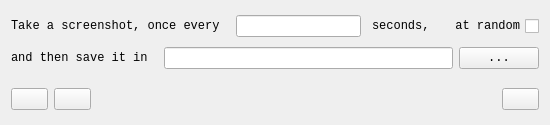
First picture: the form in mainwindow.ui, repository Abijeet/screen-cap, before the edit.
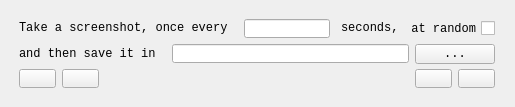
Second picture: the form after the edit. Icons and pictures are not drawn.

Commit message: Added an about Qt dialog. Fixed a few issues and enabled system tray triggers.

The edit to the form file:
```diff
--- a/mainwindow.ui
+++ b/mainwindow.ui
@@ -9,8 +9,8 @@
    <rect>
     <x>0</x>
     <y>0</y>
-    <width>550</width>
-    <height>125</height>
+    <width>515</width>
+    <height>107</height>
    </rect>
   </property>
   <property name="sizePolicy">
@@ -21,14 +21,14 @@
   </property>
   <property name="minimumSize">
    <size>
-    <width>550</width>
-    <height>125</height>
+    <width>515</width>
+    <height>107</height>
    </size>
   </property>
   <property name="maximumSize">
    <size>
-    <width>550</width>
-    <height>125</height>
+    <width>540</width>
+    <height>107</height>
    </size>
   </property>
   <property name="font">
@@ -59,6 +59,15 @@
      <height>0</height>
     </size>
    </property>
+   <widget class="QWidget" name="">
+    <property name="geometry">
+     <rect>
+      <x>8</x>
+      <y>8</y>
+      <width>498</width>
+      <height>91</height>
+     </rect>
+    </property>
    <layout class="QVBoxLayout" name="verticalLayout">
     <item>
      <layout class="QHBoxLayout" name="hLayout_1">
@@ -224,10 +233,7 @@
      </layout>
     </item>
     <item>
-     <layout class="QHBoxLayout" name="hLayout_3">
-      <property name="topMargin">
-       <number>9</number>
-      </property>
+      <layout class="QHBoxLayout" name="horizontalLayout">
       <item>
        <widget class="QPushButton" name="btnStartCapture">
         <property name="toolTip">
@@ -304,9 +310,30 @@
         </property>
        </widget>
       </item>
+       <item>
+        <widget class="QPushButton" name="btnAbout">
+         <property name="toolTip">
+          <string>More Options...</string>
+         </property>
+         <property name="text">
+          <string/>
+         </property>
+         <property name="icon">
+          <iconset resource="ScreenCap.qrc">
+           <normaloff>:/img/img/Get Info Blue Button.png</normaloff>:/img/img/Get Info Blue Button.png</iconset>
+         </property>
+         <property name="iconSize">
+          <size>
+           <width>24</width>
+           <height>24</height>
+          </size>
+         </property>
+        </widget>
+       </item>
      </layout>
     </item>
    </layout>
+   </widget>
   </widget>
  </widget>
  <layoutdefault spacing="6" margin="11"/>
```
Left out of the diff: 4 changed lines with no effect on the pictures. Lines whose indentation alone changed are shown as unchanged. The commit also changes 2 other files.
